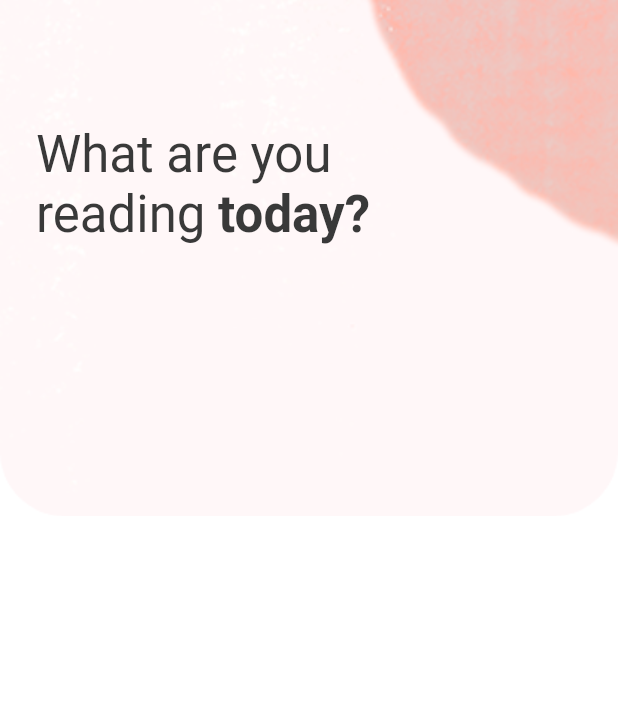
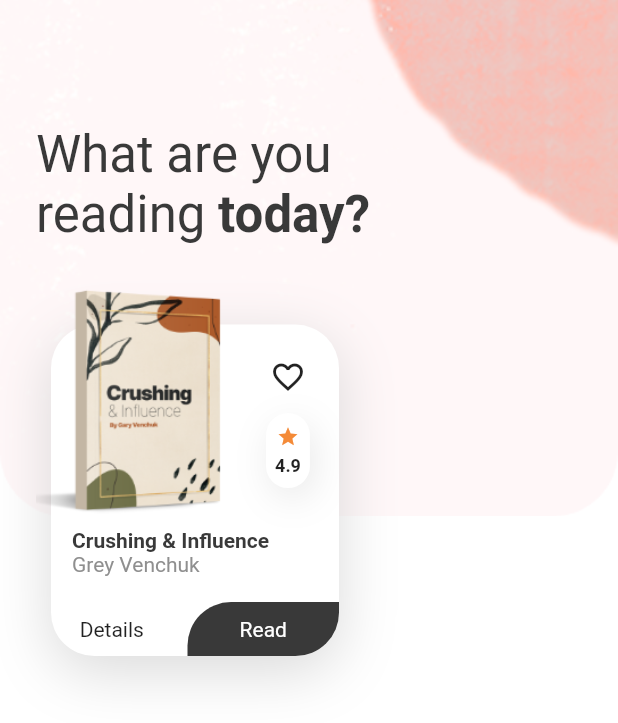
Before and after one commit to sudoosama/Meditation_Yoga_Flutter, a Flutter app: the HomeScreen screen opened directly, on a phone screen of 412 x 824 dp. Shown: the top 723 px of the screen. Run offline on Flutter 3.47's test engine with Material 2 defaults, Android fonts, the phone set to English and light mode, and no system bars.

```diff
--- a/lib/screens/home_screen.dart
+++ b/lib/screens/home_screen.dart
@@ -1,3 +1,6 @@
+import 'package:bookreaderflutter/colorsfile.dart';
+import 'package:bookreaderflutter/widget/book_rating.dart';
+import 'package:bookreaderflutter/widget/two_sided_rounded_button.dart';
 import 'package:flutter/material.dart';
 
 class HomeScreen extends StatelessWidget {
@@ -21,20 +24,155 @@ class HomeScreen extends StatelessWidget {
               height: size.height * .1,
             ),
             Padding(
-              padding: const EdgeInsets.symmetric(horizontal: 24,),
+              padding: const EdgeInsets.symmetric(
+                horizontal: 24,
+              ),
               child: RichText(
-                  text: TextSpan(
-                      style: Theme.of(context).textTheme.display1,
-                      children: [
+                text: TextSpan(
+                  style: Theme.of(context).textTheme.display1,
+                  children: [
                     TextSpan(text: "What are you \nreading "),
-                    TextSpan(text: "today?",style: TextStyle(
-                      fontWeight: FontWeight.bold
-                    ))
-                      ])),
-            )
+                    TextSpan(
+                        text: "today?",
+                        style: TextStyle(fontWeight: FontWeight.bold))
+                  ],
+                ),
+              ),
+            ),
+            SizedBox(
+              height: 30,
+            ),
+            ReadingListCard(
+              image: "images/book-1.png",
+              title: "Crushing & Influence",
+              auth: "Grey Venchuk",
+              rating: 4.9,
+            ),
           ],
         ),
       ),
     );
   }
 }
+
+class ReadingListCard extends StatelessWidget {
+  final String image;
+  final String title;
+  final String auth;
+  final double rating;
+  final Function pressDetails;
+  final Function pressRead;
+  const ReadingListCard({
+    Key key,
+    this.image,
+    this.title,
+    this.auth,
+    this.rating,
+    this.pressDetails,
+    this.pressRead,
+  }) : super(key: key);
+
+  @override
+  Widget build(BuildContext context) {
+    return Container(
+      margin: EdgeInsets.only(left: 24, bottom: 40),
+      height: 245,
+      width: 202,
+      child: Stack(
+        children: [
+          Positioned(
+            bottom: 0,
+            left: 10,
+            right: 0,
+            child: Container(
+              height: 221,
+              decoration: BoxDecoration(
+                color: Colors.white,
+                borderRadius: BorderRadius.circular(29),
+                boxShadow: [
+                  BoxShadow(
+                    offset: Offset(0, 10),
+                    blurRadius: 33,
+                    color: kShadowColor,
+                  ),
+                ],
+              ),
+            ),
+          ),
+          Image.asset(
+            image,
+            width: 150,
+          ),
+          Positioned(
+            top: 35,
+            right: 10,
+            child: Column(
+              children: [
+                IconButton(
+                  icon: Icon(Icons.favorite_border),
+                  onPressed: () {},
+                ),
+                BookRating(score: rating),
+              ],
+            ),
+          ),
+          Positioned(
+            top: 160,
+            child: Container(
+              height: 85,
+              width: 202,
+              child: Column(
+                crossAxisAlignment: CrossAxisAlignment.start,
+                children: [
+                  Padding(
+                    padding: EdgeInsets.only(left: 24),
+                    child: RichText(
+                      maxLines: 2,
+                      text: TextSpan(
+                        style: TextStyle(color: kBlackColor),
+                        children: [
+                          TextSpan(
+                            text: "$title\n",
+                            style: TextStyle(
+                              fontWeight: FontWeight.bold,
+                            ),
+                          ),
+                          TextSpan(
+                            text: auth,
+                            style: TextStyle(
+                              color: kLightBlackColor,
+                            ),
+                          ),
+                        ],
+                      ),
+                    ),
+                  ),
+                  Spacer(),
+                  Row(
+                    children: [
+                      GestureDetector(
+                        onTap: pressDetails,
+                        child: Container(
+                          width: 101,
+                          padding: EdgeInsets.symmetric(vertical: 10),
+                          alignment: Alignment.center,
+                          child: Text("Details"),
+                        ),
+                      ),
+                      Expanded(
+                        child: TwoSideRoundedButton(
+                          text: "Read",
+                          press: pressRead,
+                        ),
+                      )
+                    ],
+                  ),
+                ],
+              ),
+            ),
+          ),
+        ],
+      ),
+    );
+  }
+}
--- /dev/null
+++ b/lib/widget/book_rating.dart
@@ -0,0 +1,45 @@
+import 'package:bookreaderflutter/colorsfile.dart';
+import 'package:flutter/material.dart';
+
+class BookRating extends StatelessWidget {
+  final double score;
+  const BookRating({
+    Key key,
+    this.score,
+  }) : super(key: key);
+
+  @override
+  Widget build(BuildContext context) {
+    return Container(
+      padding:
+      EdgeInsets.symmetric(vertical: 8, horizontal: 6),
+      decoration: BoxDecoration(
+          color: Colors.white,
+          borderRadius: BorderRadius.circular(16),
+          boxShadow: [
+            BoxShadow(
+              offset: Offset(3, 7),
+              blurRadius: 20,
+              color: Color(0xFD3D3D3).withOpacity(.5),
+            )
+          ]),
+      child: Column(
+        children: [
+          Icon(
+            Icons.star,
+            color: kIconColor,
+            size: 15,
+          ),
+          SizedBox(
+            height: 5,
+          ),
+          Text(
+            "$score",
+            style: TextStyle(
+                fontSize: 12, fontWeight: FontWeight.bold),
+          ),
+        ],
+      ),
+    );
+  }
+}
--- /dev/null
+++ b/lib/widget/two_sided_rounded_button.dart
@@ -0,0 +1,29 @@
+import 'package:bookreaderflutter/colorsfile.dart';
+import 'package:flutter/material.dart';
+
+class TwoSideRoundedButton extends StatelessWidget {
+  final String text;
+  final double radius;
+  final Function press;
+  const TwoSideRoundedButton({
+    Key key, this.text, this.radius=29, this.press,
+  }) : super(key: key);
+
+  @override
+  Widget build(BuildContext context) {
+    return GestureDetector(
+      onTap: press,
+      child: Container(
+        alignment: Alignment.center,
+        padding: EdgeInsets.symmetric(vertical: 10),
+        decoration: BoxDecoration(
+          color: kBlackColor,
+          borderRadius: BorderRadius.only(topLeft: Radius.circular(radius),bottomRight: Radius.circular(radius),),),
+        child: Text(
+          text,
+          style: TextStyle(color: Colors.white),
+        ),
+      ),
+    );
+  }
+}
```
